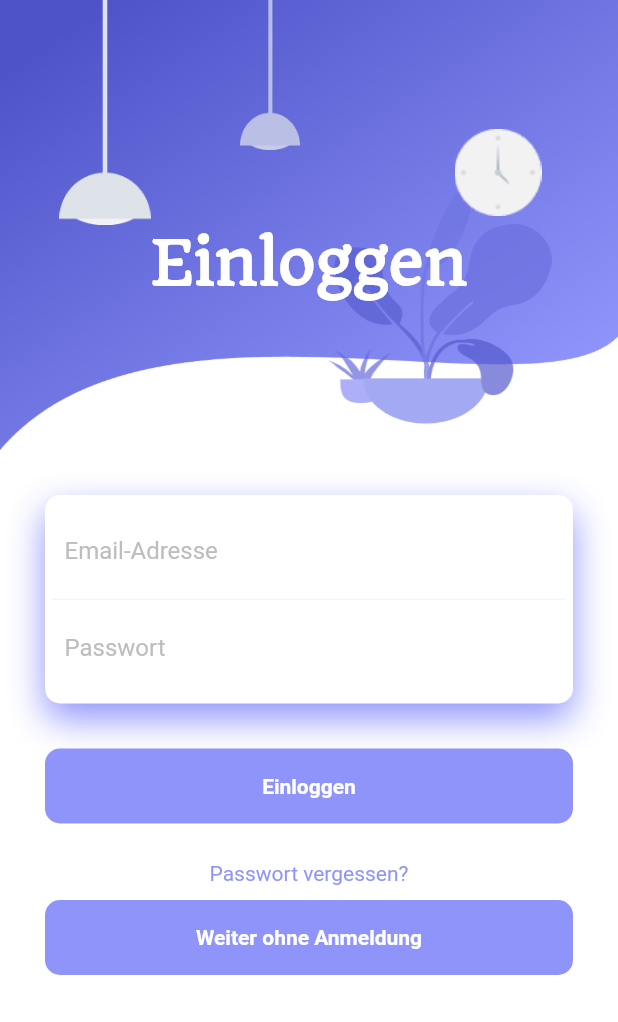
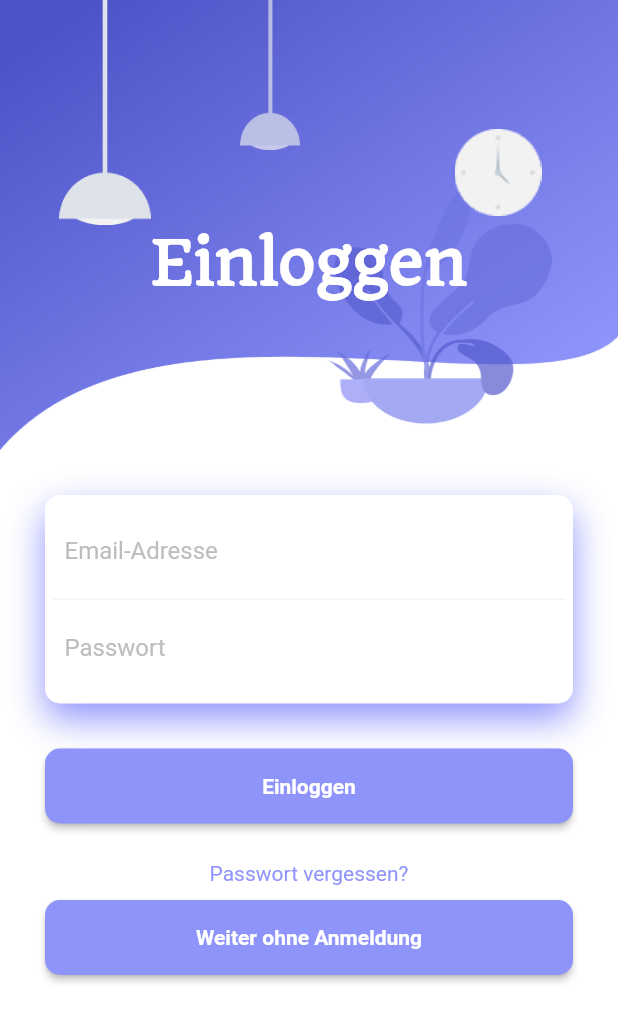
Before and after one commit to AlfredTachi/bsk_app, a Flutter app: the screen it shows after launch, on a phone screen of 412 x 824 dp. Shown: the top 1022 px of the screen. Run offline on Flutter 3.47's test engine with Material 2 defaults, Android fonts, the phone set to English and light mode, and no system bars; project files that could hold a hidden picture were left out.

Commit message:
add route generator file

```diff
--- a/lib/home/home.dart
+++ b/lib/home/home.dart
@@ -28,7 +28,7 @@ class _HomepageState extends State<Homepage> {
           debugPrint("Card Tapped");
         },
         child: Material(
-          color: Colors.deepPurple,
+          color: Color.fromRGBO(143, 148, 251, 6),
           elevation: 10.0,
           borderRadius: BorderRadius.circular(20.0),
           child: Container(
@@ -90,6 +90,7 @@ class _HomepageState extends State<Homepage> {
   @override
   Widget build(BuildContext context) {
     return Scaffold(
+      backgroundColor: Colors.deepPurple,
       appBar: AppBar(
         title: Text(
           "BskQuiz",
--- a/lib/login/login.dart
+++ b/lib/login/login.dart
@@ -1,5 +1,4 @@
 import 'package:flutter/material.dart';
-import 'package:bsk_app/home/home.dart';
 
 class LoginPage extends StatefulWidget {
   @override
@@ -7,7 +6,6 @@ class LoginPage extends StatefulWidget {
 }
 
 class _LoginPageState extends State<LoginPage> {
-
   @override
   Widget build(BuildContext context) {
     return Scaffold(
@@ -20,8 +18,7 @@ class _LoginPageState extends State<LoginPage> {
               decoration: BoxDecoration(
                 image: DecorationImage(
                     image: AssetImage("images/background.png"),
-                  fit: BoxFit.fill
-                ),
+                    fit: BoxFit.fill),
               ),
               child: Stack(
                 children: <Widget>[
@@ -32,8 +29,7 @@ class _LoginPageState extends State<LoginPage> {
                     child: Container(
                       decoration: BoxDecoration(
                         image: DecorationImage(
-                          image: AssetImage("images/light-1.png")
-                        ),
+                            image: AssetImage("images/light-1.png")),
                       ),
                     ),
                   ),
@@ -44,8 +40,7 @@ class _LoginPageState extends State<LoginPage> {
                     child: Container(
                       decoration: BoxDecoration(
                         image: DecorationImage(
-                          image: AssetImage("images/light-2.png")
-                        ),
+                            image: AssetImage("images/light-2.png")),
                       ),
                     ),
                   ),
@@ -57,8 +52,7 @@ class _LoginPageState extends State<LoginPage> {
                     child: Container(
                       decoration: BoxDecoration(
                         image: DecorationImage(
-                          image: AssetImage("images/clock.png")
-                        ),
+                            image: AssetImage("images/clock.png")),
                       ),
                     ),
                   ),
@@ -72,8 +66,7 @@ class _LoginPageState extends State<LoginPage> {
                               color: Colors.white,
                               fontSize: 40,
                               fontFamily: "Quando",
-                            fontWeight: FontWeight.bold
-                          ),
+                              fontWeight: FontWeight.bold),
                         ),
                       ),
                     ),
@@ -96,27 +89,19 @@ class _LoginPageState extends State<LoginPage> {
                             blurRadius: 20.0,
                             offset: Offset(0, 10),
                           )
-                      ]
-                    ),
+                        ]),
                     child: Column(
                       children: <Widget>[
                         Container(
                           padding: EdgeInsets.all(8.0),
                           decoration: BoxDecoration(
                               border: Border(
-                              bottom: BorderSide(
-                                color: Colors.grey[100]
-                              )
-                            )
-                          ),
+                                  bottom: BorderSide(color: Colors.grey[100]))),
                           child: TextField(
                             decoration: InputDecoration(
                                 border: InputBorder.none,
                                 hintText: "Email-Adresse",
-                              hintStyle: TextStyle(
-                                color: Colors.grey[400]
-                              )
-                            ),
+                                hintStyle: TextStyle(color: Colors.grey[400])),
                           ),
                         ),
                         Container(
@@ -125,10 +110,7 @@ class _LoginPageState extends State<LoginPage> {
                             decoration: InputDecoration(
                                 border: InputBorder.none,
                                 hintText: "Passwort",
-                              hintStyle: TextStyle(
-                                color: Colors.grey[400]
-                              )
-                            ),
+                                hintStyle: TextStyle(color: Colors.grey[400])),
                           ),
                         ),
                       ],
@@ -137,23 +119,26 @@ class _LoginPageState extends State<LoginPage> {
                   SizedBox(
                     height: 30,
                   ),
-                  Container(
+                  MaterialButton(
+                    onPressed: () {
+                      Navigator.of(context).pushNamed("/profilpage");
+                    },
+                    color: Color.fromRGBO(143, 148, 251, 1),
+                    splashColor: Colors.deepPurple,
+                    highlightColor: Colors.deepPurple,
+                    padding: EdgeInsets.all(0.0),
+                    shape: RoundedRectangleBorder(
+                      borderRadius: BorderRadius.circular(10.0)
+                    ),
+                    child: Container(
                       height: 50,
-                    decoration: BoxDecoration(
-                      borderRadius: BorderRadius.circular(10),
-                      gradient: LinearGradient(
-                        colors: [
-                          Color.fromRGBO(143, 148, 251, 1),
-                          Color.fromRGBO(143, 148, 251, 6),
-                        ],
-                      ),
-                    ),
                       child: Center(
                         child: Text(
                           "Einloggen",
                           style: TextStyle(
                             color: Colors.white,
                             fontWeight: FontWeight.bold,
+                          ),
                         ),
                       ),
                     ),
@@ -170,23 +155,26 @@ class _LoginPageState extends State<LoginPage> {
                   SizedBox(
                     height: 10,
                   ),
-                  Container(
+                  MaterialButton(
+                    onPressed: () {
+                      Navigator.of(context).pushNamed("/homepage");
+                    },
+                    color: Color.fromRGBO(143, 148, 251, 1),
+                    splashColor: Colors.deepPurple,
+                    highlightColor: Colors.deepPurple,
+                    padding: EdgeInsets.all(0.0),
+                    shape: RoundedRectangleBorder(
+                      borderRadius: BorderRadius.circular(10.0)
+                    ),
+                    child: Container(
                       height: 50,
-                    decoration: BoxDecoration(
-                      borderRadius: BorderRadius.circular(10),
-                      gradient: LinearGradient(
-                        colors: [
-                          Color.fromRGBO(143, 148, 251, 1),
-                          Color.fromRGBO(143, 148, 251, 6),
-                        ],
-                      ),
-                    ),
                       child: Center(
                         child: Text(
                           "Weiter ohne Anmeldung",
                           style: TextStyle(
                             color: Colors.white,
                             fontWeight: FontWeight.bold,
+                          ),
                         ),
                       ),
                     ),
@@ -199,5 +187,4 @@ class _LoginPageState extends State<LoginPage> {
       ),
     );
   }
-
 }
--- a/lib/main.dart
+++ b/lib/main.dart
@@ -1,5 +1,5 @@
+import 'package:bsk_app/route_generator.dart';
 import 'package:flutter/material.dart';
-import 'package:bsk_app/splash/splash.dart';
 
 void main() => runApp(MyApp());
 
@@ -13,7 +13,8 @@ class MyApp extends StatelessWidget {
 
         primarySwatch: Colors.deepPurple,
       ),
-      home: Splashscreen(),
+      initialRoute: '/',
+      onGenerateRoute: RouteGenerator.generateRoute,
     );
   }
 }
--- /dev/null
+++ b/lib/route_generator.dart
@@ -0,0 +1,34 @@
+import 'package:flutter/material.dart';
+import 'package:bsk_app/home/home.dart';
+import 'package:bsk_app/login/login.dart';
+import 'package:bsk_app/splash/splash.dart';
+
+class RouteGenerator {
+  static Route<dynamic> generateRoute(RouteSettings settings){
+    // Getting arguments passed in while calling Navigator.pushNamed
+    // final args = settings.arguments;
+
+    switch (settings.name) {
+      case '/':
+        return MaterialPageRoute(builder: (_) => Splashscreen());
+      case '/loginpage':
+        return MaterialPageRoute(builder: (_) => LoginPage());
+      case '/homepage':
+        return MaterialPageRoute(builder: (_) => Homepage());
+      default:
+        return _errorRoute();
+    }
+  }
+  static Route<dynamic> _errorRoute() {
+    return MaterialPageRoute(builder: (_) {
+      return Scaffold(
+        appBar: AppBar(
+          title: Text('Error'),
+        ),
+        body: Center(
+          child: Text('No matching route found!'),
+        ),
+      );
+    });
+  }
+}
```
Also changed, not shown: lib/splash/splash.dart (+5 -8 lines). Lines whose indentation alone changed are shown as unchanged.
